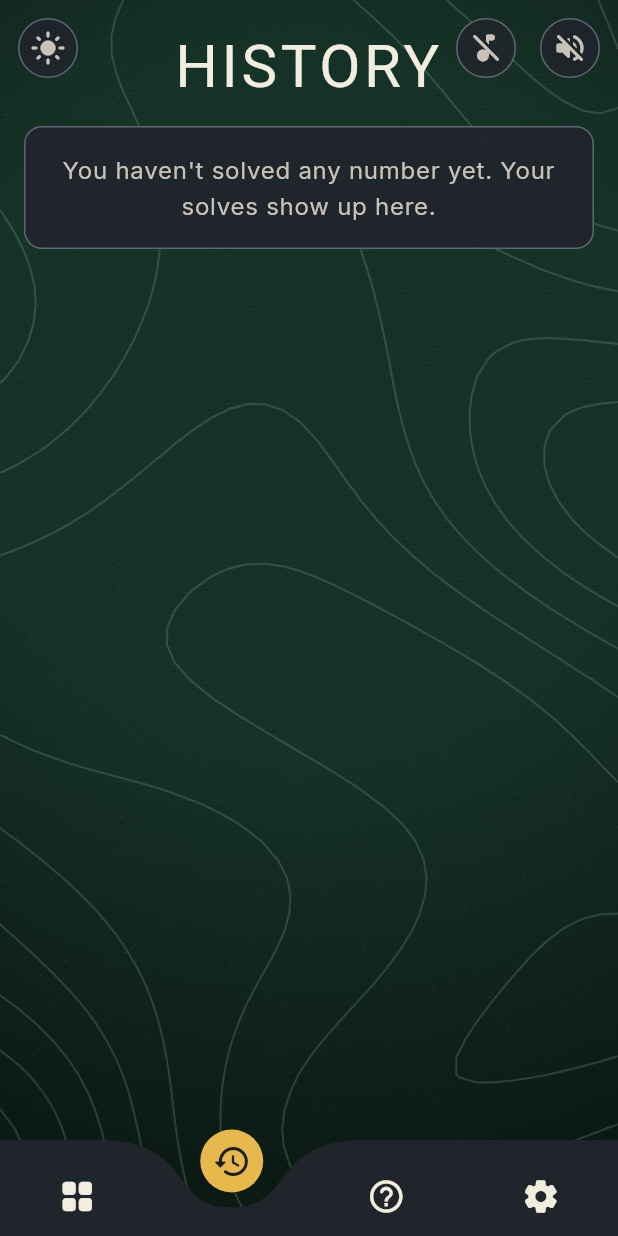
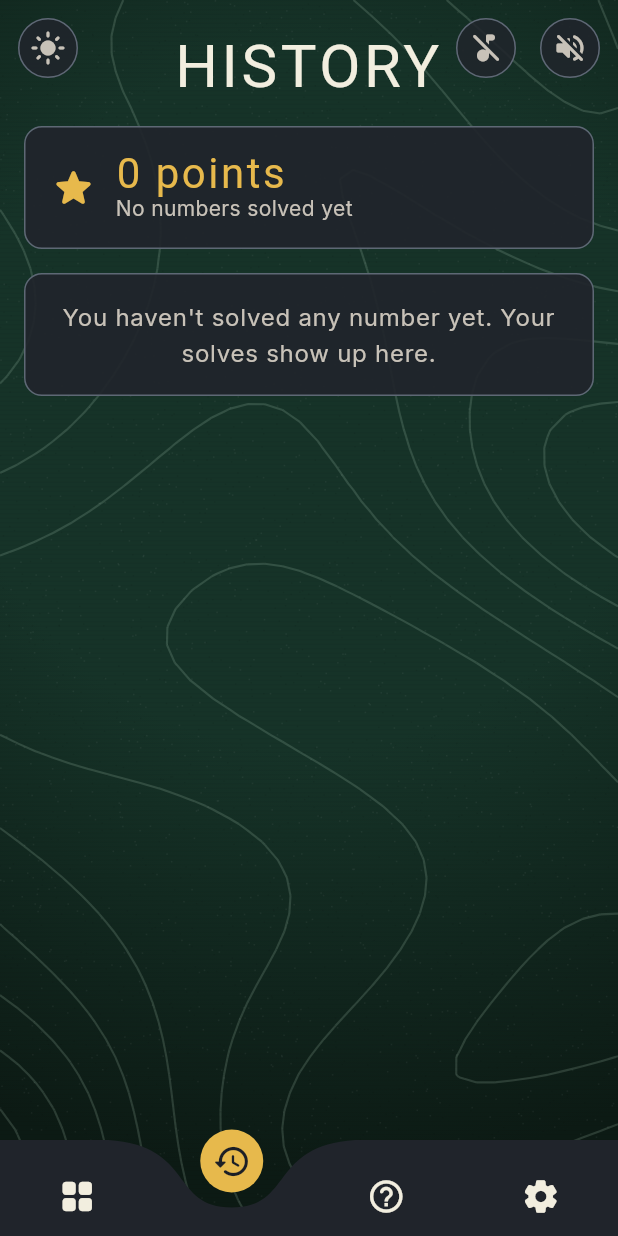
Before and after one commit to thaleslevs/ddm_emplake_reverse, a Flutter app: the HistoryPage screen opened by its route, after a tap on the "dark mode" icon, on a phone screen of 412 x 824 dp. Run offline on Flutter 3.47's test engine with Material 3 defaults, Android fonts, the phone set to English and light mode, and no system bars; drawn by our look-alikes of curved_navigation_bar; our stand-ins replace cloud_firestore, firebase_auth, firebase_core, flutter_animate, flutter_riverpod, go_router and 4 more; missing offline and left inert: country_flags, dart:js_interop, firebase_ui_auth, firebase_ui_localizations, firebase_ui_oauth_google, flutter_math_fork; accounts and stored records are empty; Roboto replaces fonts that are missing (Jersey 10); statements that could not run were skipped.

Commit message:
Pontuação no Firestore, fontes Roboto e EB Garamond e pendências atualizadas

```diff
--- a/lib/app/help_dialog.dart
+++ b/lib/app/help_dialog.dart
@@ -19,6 +19,7 @@ Future<void> showHelpDialog(BuildContext context) {
         l10n.helpRuleNoJoin,
         l10n.helpRuleLevels,
         l10n.helpRuleSolved,
+        l10n.helpRuleScore,
       ];
       return AlertDialog(
         backgroundColor: p.panel,
--- a/lib/core/settings/app_settings.dart
+++ b/lib/core/settings/app_settings.dart
@@ -30,8 +30,9 @@ enum AccentOption {
 }
 
 /// Famílias do Google Fonts oferecidas para o texto da interface. O título e
-/// as peças continuam na fonte pixel.
-const fontFamilies = ['Inter', 'Nunito', 'Atkinson Hyperlegible', 'Roboto Slab', 'Space Grotesk'];
+/// as peças continuam na fonte pixel. Roboto e Garamond são os exemplos do
+/// enunciado; a Helvetica não está no Google Fonts, e a Inter faz o papel dela.
+const fontFamilies = ['Inter', 'Roboto', 'EB Garamond', 'Nunito', 'Atkinson Hyperlegible', 'Space Grotesk'];
 
 @immutable
 class AppSettings {
--- a/lib/features/game/data/solved_repository.dart
+++ b/lib/features/game/data/solved_repository.dart
@@ -4,6 +4,7 @@ import 'package:flutter_riverpod/flutter_riverpod.dart';
 
 import '../../auth/auth_providers.dart';
 import '../domain/level.dart';
+import '../state/solved_store.dart';
 
 /// Números resolvidos de um jogador no Firestore, separados por nível:
 /// `users/{uid}/solved/{nivel}_{numero}`.
@@ -36,14 +37,31 @@ class SolvedRepository {
     return [for (final doc in snapshot.docs) ?SolvedEntry.fromData(doc.data())];
   }
 
+  DocumentReference<Map<String, dynamic>> get _profile => _db.collection('users').doc(uid);
+
+  /// Guarda o número resolvido e soma os pontos do nível na pontuação do
+  /// jogador (`users/{uid}`: `score` e `solvedCount`), juntos num lote só.
   Future<void> markSolved(Level level, String number, {required String latex}) {
-    return _solved.doc('${level.name}_$number').set({
-      'level': level.name,
-      'number': number,
-      'latex': latex,
-      'solvedAt': FieldValue.serverTimestamp(),
-    });
+    return (_db.batch()
+          ..set(_solved.doc('${level.name}_$number'), {
+            'level': level.name,
+            'number': number,
+            'latex': latex,
+            'solvedAt': FieldValue.serverTimestamp(),
+          })
+          ..set(_profile, {
+            'score': FieldValue.increment(level.points),
+            'solvedCount': FieldValue.increment(1),
+          }, SetOptions(merge: true)))
+        .commit();
   }
+
+  /// Regrava a pontuação a partir dos resolvidos (a fonte da verdade). Feito ao
+  /// entrar, corrige contas antigas ou uma gravação que tenha falhado.
+  Future<void> syncScore(Map<Level, Set<String>> solved) => _profile.set({
+    'score': scoreOf(solved),
+    'solvedCount': solved.values.fold(0, (total, numbers) => total + numbers.length),
+  }, SetOptions(merge: true));
 }
 
 /// Um número resolvido, como aparece no histórico.
--- a/lib/features/game/domain/level.dart
+++ b/lib/features/game/domain/level.dart
@@ -29,6 +29,14 @@ enum Level {
 
   bool allows(TokenKind kind) =>
       kind == TokenKind.digit || kind == TokenKind.equals || operators.contains(kind);
+
+  /// Pontos por número resolvido: quanto menos operadores, mais difícil.
+  int get points => switch (this) {
+    Level.easy => 1,
+    Level.intermediate => 2,
+    Level.advanced => 3,
+    Level.hard => 5,
+  };
 }
 
 const _basic = {
--- a/lib/features/game/state/solved_store.dart
+++ b/lib/features/game/state/solved_store.dart
@@ -21,3 +21,14 @@ class SolvedStore extends Notifier<Map<Level, Set<String>>> {
     level: Set.unmodifiable({...state[level]!, number}),
   };
 }
+
+/// Pontuação do jogador, derivada dos resolvidos ([Level.points] por número).
+/// Assim nunca desencontra dos números guardados no Firestore.
+final scoreProvider = Provider<int>((ref) => scoreOf(ref.watch(solvedProvider)));
+
+final solvedCountProvider = Provider<int>(
+  (ref) => ref.watch(solvedProvider).values.fold(0, (total, numbers) => total + numbers.length),
+);
+
+int scoreOf(Map<Level, Set<String>> solved) =>
+    solved.entries.fold(0, (total, e) => total + e.key.points * e.value.length);
--- a/lib/features/game/ui/game_page.dart
+++ b/lib/features/game/ui/game_page.dart
@@ -21,6 +21,7 @@ import 'flight_layer.dart';
 import 'game_texts.dart';
 import 'latex_preview.dart';
 import 'operator_palette.dart';
+import 'score_badge.dart';
 import 'verdict_banner.dart';
 
 class GamePage extends ConsumerStatefulWidget {
@@ -150,7 +151,9 @@ class _GamePageState extends ConsumerState<GamePage> {
                         crossAxisAlignment: CrossAxisAlignment.stretch,
                         children: [
                           GameTitle(l10n.appTitle),
-                          SizedBox(height: wide ? 28 : 20),
+                          const SizedBox(height: 8),
+                          const Center(child: ScoreBadge()),
+                          SizedBox(height: wide ? 20 : 14),
                           GameTabs<Level>(
                             values: Level.values,
                             selected: _level,
--- a/lib/features/game/ui/game_screen.dart
+++ b/lib/features/game/ui/game_screen.dart
@@ -28,6 +28,8 @@ class _GameScreenState extends ConsumerState<GameScreen> {
     try {
       final solved = await widget.repository.loadAll();
       ref.read(solvedProvider.notifier).seed(solved);
+      // Sem esperar: só mantém a pontuação salva em dia com os resolvidos.
+      widget.repository.syncScore(solved).catchError((Object e) => debugPrint('Falha ao salvar pontuação: $e'));
       return true;
     } catch (e) {
       debugPrint('Falha ao carregar resolvidos: $e');
--- /dev/null
+++ b/lib/features/game/ui/score_badge.dart
@@ -0,0 +1,49 @@
+import 'package:flutter/material.dart';
+import 'package:flutter_riverpod/flutter_riverpod.dart';
+
+import '../../../core/theme/app_theme.dart';
+import '../../../core/theme/game_palette.dart';
+import '../../../l10n/gen/app_localizations.dart';
+import '../state/solved_store.dart';
+
+/// Pontuação do jogador; dá um pulinho quando sobe.
+class ScoreBadge extends ConsumerWidget {
+  const ScoreBadge({super.key});
+
+  @override
+  Widget build(BuildContext context, WidgetRef ref) {
+    final l10n = AppLocalizations.of(context);
+    final p = GamePalette.of(context);
+    final score = ref.watch(scoreProvider);
+    return Semantics(
+      label: l10n.scoreLabel(score),
+      child: ExcludeSemantics(
+        child: Container(
+          padding: const EdgeInsets.fromLTRB(10, 4, 12, 4),
+          decoration: BoxDecoration(
+            color: p.panel.withValues(alpha: 0.85),
+            borderRadius: BorderRadius.circular(999),
+            border: Border.all(color: p.gold.withValues(alpha: 0.6)),
+          ),
+          child: Row(
+            mainAxisSize: MainAxisSize.min,
+            children: [
+              Icon(Icons.star_rounded, size: 18, color: p.gold),
+              const SizedBox(width: 6),
+              Text(l10n.scoreTitle.toUpperCase(), style: GameType.display(18, p.textMuted)),
+              const SizedBox(width: 8),
+              TweenAnimationBuilder<double>(
+                key: ValueKey(score),
+                tween: Tween(begin: 1.35, end: 1),
+                duration: const Duration(milliseconds: 380),
+                curve: Curves.easeOutBack,
+                builder: (context, scale, child) => Transform.scale(scale: scale, child: child),
+                child: Text('$score', style: GameType.display(22, p.gold)),
+              ),
+            ],
+          ),
+        ),
+      ),
+    );
+  }
+}
--- a/lib/features/history/history_page.dart
+++ b/lib/features/history/history_page.dart
@@ -36,9 +36,33 @@ class _HistoryPageState extends ConsumerState<HistoryPage> {
       _future = repository.history();
     }
 
+    final p = GamePalette.of(context);
     return PageFrame(
       title: l10n.historyTitle,
       children: [
+        Padding(
+          padding: const EdgeInsets.only(bottom: 16),
+          child: GamePanel(
+            child: Row(
+              children: [
+                Icon(Icons.star_rounded, color: p.gold, size: 32),
+                const SizedBox(width: 12),
+                Expanded(
+                  child: Column(
+                    crossAxisAlignment: CrossAxisAlignment.start,
+                    children: [
+                      Text(l10n.scoreLabel(ref.watch(scoreProvider)), style: GameType.display(28, p.gold)),
+                      Text(
+                        l10n.historySolvedCount(solvedCount),
+                        style: Theme.of(context).textTheme.bodyMedium!.copyWith(color: p.textMuted),
+                      ),
+                    ],
+                  ),
+                ),
+              ],
+            ),
+          ),
+        ),
         FutureBuilder<List<SolvedEntry>>(
           future: _future,
           builder: (context, snapshot) {
@@ -96,7 +120,11 @@ class _EntryTile extends StatelessWidget {
                 ),
                 const SizedBox(height: 4),
                 Text(
-                  when == null ? l10n.levelName(entry.level) : '${l10n.levelName(entry.level)} · $when',
+                  [
+                    l10n.levelName(entry.level),
+                    l10n.pointsGained(entry.level.points),
+                    ?when,
+                  ].join(' · '),
                   style: text.bodySmall!.copyWith(color: p.textMuted),
                 ),
               ],
--- a/lib/l10n/app_en.arb
+++ b/lib/l10n/app_en.arb
@@ -24,6 +24,12 @@
   "helpRuleLevels": "The harder the level, the fewer the operators. Only Easy accepts divisions that don't give a whole number.",
   "helpRuleSolved": "Every number you solve is saved to your account and won't show up again at that level. If you get stuck, use Skip.",
   "helpClose": "Got it",
+  "helpRuleScore": "Every solved number is worth points by level: Easy 1, Intermediate 2, Advanced 3 and Hard 5. Your score is saved to your account.",
+
+  "scoreTitle": "Score",
+  "scoreLabel": "{score, plural, =1{1 point} other{{score} points}}",
+  "historySolvedCount": "{count, plural, =0{No numbers solved yet} =1{1 number solved} other{{count} numbers solved}}",
+  "pointsGained": "{points, plural, =1{+1 point} other{+{points} points}}",
 
   "historyTitle": "History",
   "historyEmpty": "You haven't solved any number yet. Your solves show up here.",
--- a/lib/l10n/app_pt.arb
+++ b/lib/l10n/app_pt.arb
@@ -24,6 +24,15 @@
   "helpRuleLevels": "Quanto mais difícil o nível, menos operadores. Só o Fácil aceita divisões que não dão número inteiro.",
   "helpRuleSolved": "Cada número resolvido fica salvo na sua conta e não volta a aparecer naquele nível. Se travar, use Pular.",
   "helpClose": "Entendi",
+  "helpRuleScore": "Cada número resolvido vale pontos conforme o nível: Fácil 1, Intermediário 2, Avançado 3 e Difícil 5. A pontuação fica salva na sua conta.",
+
+  "scoreTitle": "Pontos",
+  "scoreLabel": "{score, plural, =1{1 ponto} other{{score} pontos}}",
+  "@scoreLabel": { "placeholders": { "score": { "type": "int" } } },
+  "historySolvedCount": "{count, plural, =0{Nenhum número resolvido ainda} =1{1 número resolvido} other{{count} números resolvidos}}",
+  "@historySolvedCount": { "placeholders": { "count": { "type": "int" } } },
+  "pointsGained": "{points, plural, =1{+1 ponto} other{+{points} pontos}}",
+  "@pointsGained": { "placeholders": { "points": { "type": "int" } } },
 
   "historyTitle": "Histórico",
   "historyEmpty": "Você ainda não resolveu nenhum número. Os acertos aparecem aqui.",
--- a/lib/l10n/gen/app_localizations.dart
+++ b/lib/l10n/gen/app_localizations.dart
@@ -223,6 +223,36 @@ abstract class AppLocalizations {
   /// In pt, this message translates to:
   /// **'Entendi'**
   String get helpClose;
+
+  /// No description provided for @helpRuleScore.
+  ///
+  /// In pt, this message translates to:
+  /// **'Cada número resolvido vale pontos conforme o nível: Fácil 1, Intermediário 2, Avançado 3 e Difícil 5. A pontuação fica salva na sua conta.'**
+  String get helpRuleScore;
+
+  /// No description provided for @scoreTitle.
+  ///
+  /// In pt, this message translates to:
+  /// **'Pontos'**
+  String get scoreTitle;
+
+  /// No description provided for @scoreLabel.
+  ///
+  /// In pt, this message translates to:
+  /// **'{score, plural, =1{1 ponto} other{{score} pontos}}'**
+  String scoreLabel(int score);
+
+  /// No description provided for @historySolvedCount.
+  ///
+  /// In pt, this message translates to:
+  /// **'{count, plural, =0{Nenhum número resolvido ainda} =1{1 número resolvido} other{{count} números resolvidos}}'**
+  String historySolvedCount(int count);
+
+  /// No description provided for @pointsGained.
+  ///
+  /// In pt, this message translates to:
+  /// **'{points, plural, =1{+1 ponto} other{+{points} pontos}}'**
+  String pointsGained(int points);
 
   /// No description provided for @historyTitle.
   ///
--- a/lib/l10n/gen/app_localizations_en.dart
+++ b/lib/l10n/gen/app_localizations_en.dart
@@ -80,6 +80,47 @@ class AppLocalizationsEn extends AppLocalizations {
 
   @override
   String get helpClose => 'Got it';
+
+  @override
+  String get helpRuleScore =>
+      'Every solved number is worth points by level: Easy 1, Intermediate 2, Advanced 3 and Hard 5. Your score is saved to your account.';
+
+  @override
+  String get scoreTitle => 'Score';
+
+  @override
+  String scoreLabel(int score) {
+    String _temp0 = intl.Intl.pluralLogic(
+      score,
+      locale: localeName,
+      other: '$score points',
+      one: '1 point',
+    );
+    return '$_temp0';
+  }
+
+  @override
+  String historySolvedCount(int count) {
+    String _temp0 = intl.Intl.pluralLogic(
+      count,
+      locale: localeName,
+      other: '$count numbers solved',
+      one: '1 number solved',
+      zero: 'No numbers solved yet',
+    );
+    return '$_temp0';
+  }
+
+  @override
+  String pointsGained(int points) {
+    String _temp0 = intl.Intl.pluralLogic(
+      points,
+      locale: localeName,
+      other: '+$points points',
+      one: '+1 point',
+    );
+    return '$_temp0';
+  }
 
   @override
   String get historyTitle => 'History';
```
Also changed, not shown: lib/l10n/gen/app_localizations_pt.dart (+41 -0 lines), 2 other files.
